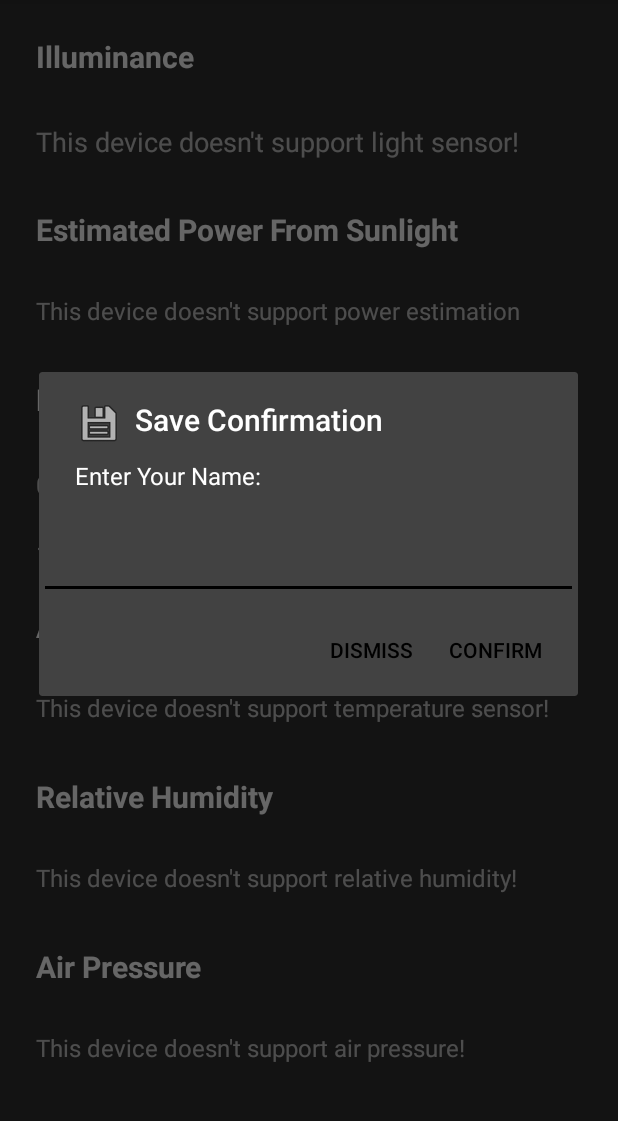
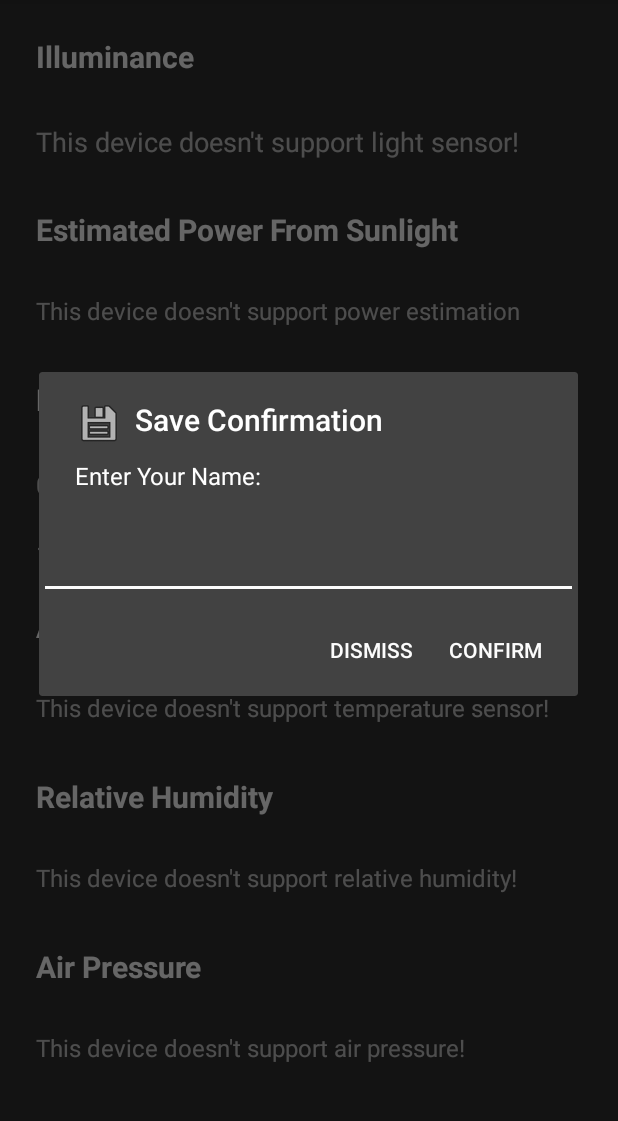
Before and after one commit to tyc222/Andriod_Sensors, an Android app: the screen it shows after launch (MainActivity), in the options menu, after a tap on "Save Power Charged", on a phone screen of 412 x 824 dp, the part 84-1205 px from its top. Run offline under Robolectric (Android 15) with nearby library versions, the phone set to English and light mode, and no system bars.

Commit message:
Change CONFIRM and DISMISS colour to white

```diff
--- a/app/src/main/res/values/colors.xml
+++ b/app/src/main/res/values/colors.xml
@@ -2,5 +2,5 @@
 <resources>
     <color name="colorPrimary">#BFC2C1</color>
     <color name="colorPrimaryDark">#161616</color>
-    <color name="colorAccent">#000000</color>
+    <color name="colorAccent">#FCFCFC</color>
 </resources>
```
